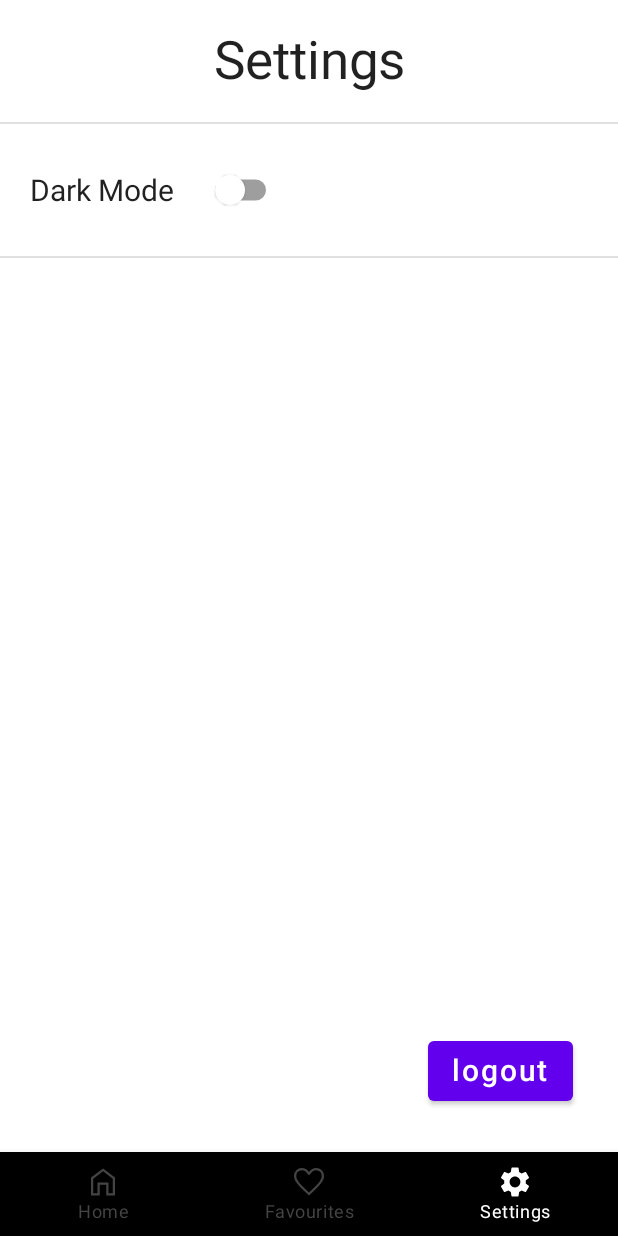
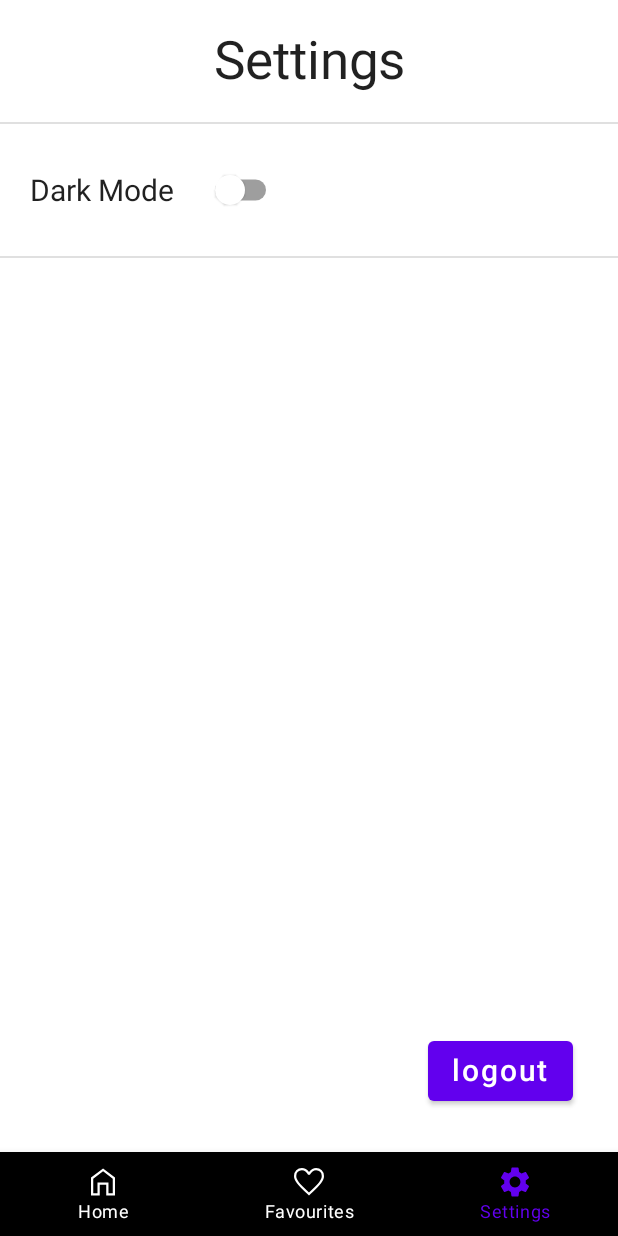
Before and after one commit to brayandm/FinalProject, an Android app built with Jetpack Compose: the screen it shows after launch once a user with an empty profile is signed in (MainActivity), item 3 of the bottom bar chosen, on a phone screen of 412 x 824 dp. Run offline under Robolectric (Android 15) with nearby library versions, the phone set to English and light mode, and no system bars; our stand-ins replace Firebase (no records; nobody signed in at launch, a user with empty details on screens opened directly), livedata-compose; 2 statements that could not run were skipped.

```diff
--- a/app/src/main/java/com/example/finalproject/MainActivity.kt
+++ b/app/src/main/java/com/example/finalproject/MainActivity.kt
@@ -22,6 +22,8 @@ import com.example.finalproject.api.WeatherApiProvider
 import com.example.finalproject.location.fetchLocation
 import com.example.finalproject.navigation.AddBottomBarNavigation
 import com.example.finalproject.navigation.AddNavigationContent
+import com.example.finalproject.systemui.SystemUiNavigationNar
+import com.example.finalproject.systemui.SystemUiStatusBar
 import com.example.finalproject.ui.theme.FinalProjectTheme
 import com.google.android.gms.location.FusedLocationProviderClient
 import com.google.android.gms.location.LocationServices
@@ -35,6 +37,7 @@ class MainActivity : ComponentActivity() {
 
     override fun onCreate(savedInstanceState: Bundle?) {
         super.onCreate(savedInstanceState)
+
 
         val appPreferences = AppPreferences(this)
 
@@ -51,6 +54,9 @@ class MainActivity : ComponentActivity() {
 
                 MaterialTheme(colors = if(isDarkTheme.value) darkColors() else lightColors())
                 {
+                    SystemUiStatusBar(window = window).setStatusBarColor(MaterialTheme.colors.primary, isDarkTheme.value)
+                    SystemUiNavigationNar(window = window).setNavigationBarColor(MaterialTheme.colors.primary, isDarkTheme.value)
+
                     // A surface container using the 'background' color from the theme
                     Surface(
                         modifier = Modifier.fillMaxSize(),
--- a/app/src/main/java/com/example/finalproject/navigation/BottomNavigationScreens.kt
+++ b/app/src/main/java/com/example/finalproject/navigation/BottomNavigationScreens.kt
@@ -66,8 +66,8 @@ fun AddBottomBarNavigation(navController: NavHostController) {
                     )
                 },
                 selected = isSelected,
-                selectedContentColor = Color.White,
-                unselectedContentColor = Color.DarkGray,
+                selectedContentColor = MaterialTheme.colors.primary,
+                unselectedContentColor = MaterialTheme.colors.onPrimary,
                 alwaysShowLabel = true,
                 onClick = {
                     if (!isSelected) {
--- /dev/null
+++ b/app/src/main/java/com/example/finalproject/systemui/SystemUI.kt
@@ -0,0 +1,40 @@
+package com.example.finalproject.systemui
+
+import android.os.Build
+import android.view.View
+import android.view.Window
+import androidx.compose.ui.graphics.Color
+import androidx.compose.ui.graphics.toArgb
+
+class SystemUiStatusBar(private val window: Window) {
+
+    fun setStatusBarColor(statusBarColor: Color, darkIcons: Boolean = true) {
+        window.statusBarColor = statusBarColor.toArgb()
+        if (darkIcons) {
+            @Suppress("DEPRECATION")
+            window.decorView.systemUiVisibility = window.decorView.systemUiVisibility or
+                    View.SYSTEM_UI_FLAG_LIGHT_STATUS_BAR
+        } else {
+            @Suppress("DEPRECATION")
+            window.decorView.systemUiVisibility = window.decorView.systemUiVisibility and
+                    View.SYSTEM_UI_FLAG_LIGHT_STATUS_BAR.inv()
+        }
+    }
+}
+
+class SystemUiNavigationNar(private val window: Window) {
+    fun setNavigationBarColor(navigationBarColor: Color, darkIcons: Boolean = true) {
+        window.navigationBarColor = navigationBarColor.toArgb()
+        if (Build.VERSION.SDK_INT >= 26) {
+            if (darkIcons) {
+                @Suppress("DEPRECATION")
+                window.decorView.systemUiVisibility = window.decorView.systemUiVisibility or
+                        View.SYSTEM_UI_FLAG_LIGHT_NAVIGATION_BAR
+            } else {
+                @Suppress("DEPRECATION")
+                window.decorView.systemUiVisibility = window.decorView.systemUiVisibility and
+                        View.SYSTEM_UI_FLAG_LIGHT_NAVIGATION_BAR.inv()
+            }
+        }
+    }
+}
```
